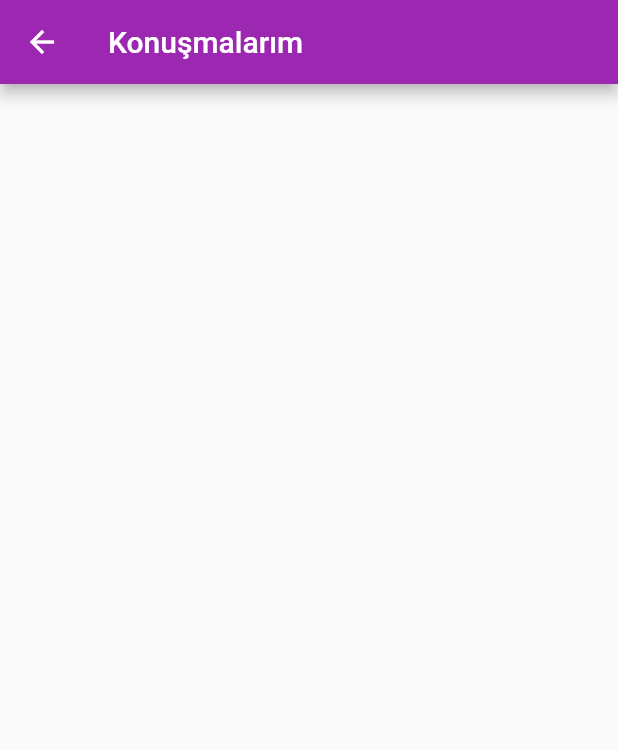
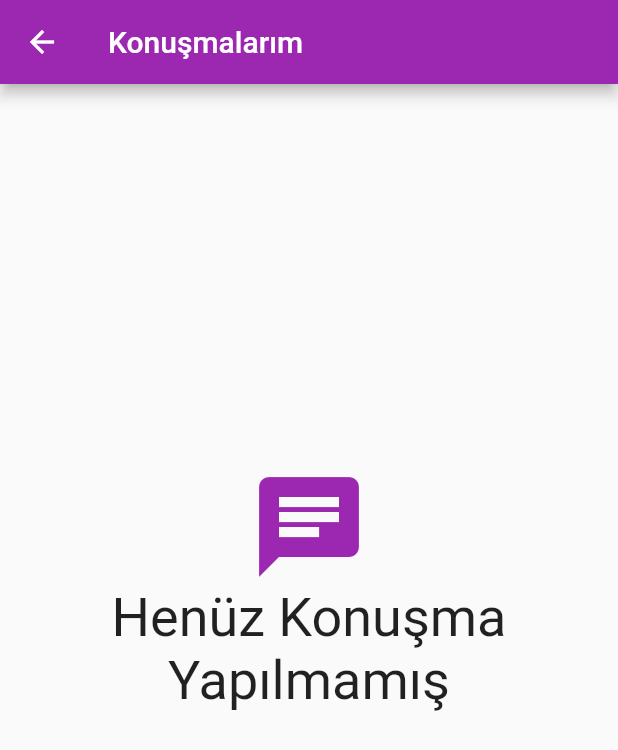
Before and after one commit to atasoy182/Flutter-Lovers, a Flutter app: the KonusmalarimPage screen opened directly, on a phone screen of 412 x 824 dp. Shown: the top 750 px of the screen. Run offline on Flutter 3.47's test engine with Material 2 defaults, Android fonts, the phone set to English and light mode, and no system bars; our stand-ins replace cloud_firestore, firebase_auth, firebase_core, firebase_storage, get_it, google_sign_in and 2 more; missing offline and left inert: flutter_facebook_login; accounts and stored records are empty.

Commit message:
Time ago ile en son atılan mesajın ne kadar süre önce atıldığı konuşmalarım sayfasına yazdırıldı, ekransal iyileştirmeler yapıldı.

```diff
--- a/lib/app/konusma_page.dart
+++ b/lib/app/konusma_page.dart
@@ -160,6 +160,7 @@ class _KonusmaPageState extends State<KonusmaPage> {
             child: Row(
               children: [
                 CircleAvatar(
+                  backgroundColor: Colors.grey.withAlpha(40),
                   backgroundImage:
                       NetworkImage(widget.sohbetEdilenUser.profileURL),
                 ),
--- a/lib/app/konusmalarim_page.dart
+++ b/lib/app/konusmalarim_page.dart
@@ -35,6 +35,7 @@ class _KonusmalarimPageState extends State<KonusmalarimPage> {
             );
           } else {
             var tumKonusmalar = konusmaListesi.data;
+            if (tumKonusmalar.length > 0) {
               return RefreshIndicator(
                 onRefresh: _konusmalarimiYenile,
                 child: ListView.builder(
@@ -55,8 +56,12 @@ class _KonusmalarimPageState extends State<KonusmalarimPage> {
                       },
                       child: ListTile(
                         title: Text(satirdakiKonusma.son_yollanan_mesaj),
-                      subtitle: Text(satirdakiKonusma.konusulanUserName),
+                        subtitle: Text(satirdakiKonusma.konusulanUserName +
+                            "  (" +
+                            satirdakiKonusma.aradakiFark.toString() +
+                            ")"),
                         leading: CircleAvatar(
+                          backgroundColor: Colors.grey.withAlpha(40),
                           backgroundImage: NetworkImage(
                               satirdakiKonusma.konusulanUserProfilURL),
                         ),
@@ -66,6 +71,32 @@ class _KonusmalarimPageState extends State<KonusmalarimPage> {
                   itemCount: tumKonusmalar.length,
                 ),
               );
+            } else {
+              return RefreshIndicator(
+                onRefresh: _konusmalarimiYenile,
+                child: SingleChildScrollView(
+                  physics: AlwaysScrollableScrollPhysics(),
+                  child: Container(
+                    child: Center(
+                      child: Column(
+                        mainAxisAlignment: MainAxisAlignment.center,
+                        crossAxisAlignment: CrossAxisAlignment.center,
+                        children: [
+                          Icon(Icons.chat,
+                              color: Theme.of(context).primaryColor, size: 80),
+                          Text(
+                            "Henüz Konuşma Yapılmamış",
+                            textAlign: TextAlign.center,
+                            style: TextStyle(fontSize: 36),
+                          ),
+                        ],
+                      ),
+                    ),
+                    height: MediaQuery.of(context).size.height - 150,
+                  ),
+                ),
+              );
+            }
           }
         },
       ),
@@ -86,8 +117,8 @@ class _KonusmalarimPageState extends State<KonusmalarimPage> {
 //  }
 
   Future<Null> _konusmalarimiYenile() async {
+    setState(() {});
     await Future.delayed(Duration(seconds: 1));
-    setState(() {});
     return null;
   }
 }
--- a/lib/app/profil_page.dart
+++ b/lib/app/profil_page.dart
@@ -92,7 +92,7 @@ class _ProfilPageState extends State<ProfilPage> {
                   backgroundImage: _yeniImage == null
                       ? NetworkImage(_userModel.user.profileURL)
                       : FileImage(_yeniImage),
-                  backgroundColor: Colors.white,
+                  backgroundColor: Colors.grey.withAlpha(40),
                 ),
               ),
             ),
--- a/lib/services/database_base.dart
+++ b/lib/services/database_base.dart
@@ -11,4 +11,5 @@ abstract class DBBase {
   Future<List<Konusma>> getAllConversations(String userID);
   Stream<List<Mesaj>> getMessages(String currentUserID, String konusulanUserID);
   Future<bool> saveMessage(Mesaj kaydedilcekMesaj);
+  Future<DateTime> saatiGoster(String userID);
 }
--- a/pubspec.yaml
+++ b/pubspec.yaml
@@ -38,6 +38,7 @@ dependencies:
   image_picker: ^0.6.7+22
   firebase_storage: ^7.0.0
   intl: ^0.16.0
+  timeago: ^2.0.19
 
 dev_dependencies:
   flutter_test:
```
Also changed, not shown: lib/app/kullanicilar_page.dart (+23 -2 lines), lib/repository/user_repository.dart (+25 -0 lines), lib/services/firestore_db_service.dart (+13 -0 lines), pubspec.lock. Lines whose indentation alone changed are shown as unchanged.
